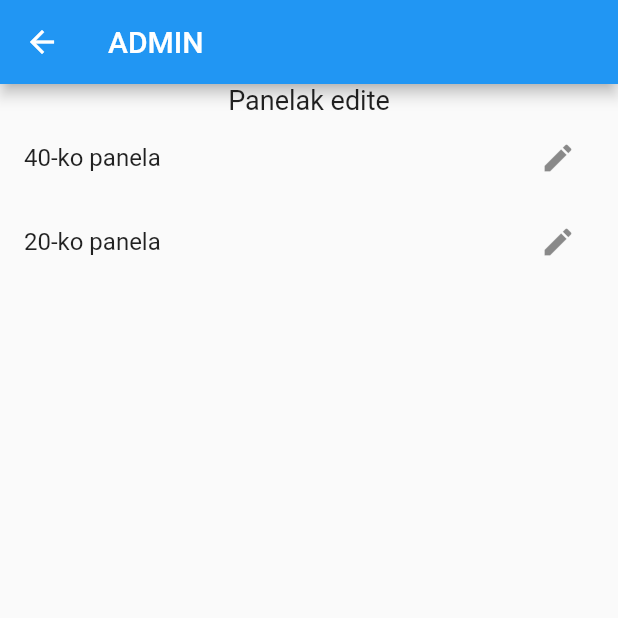
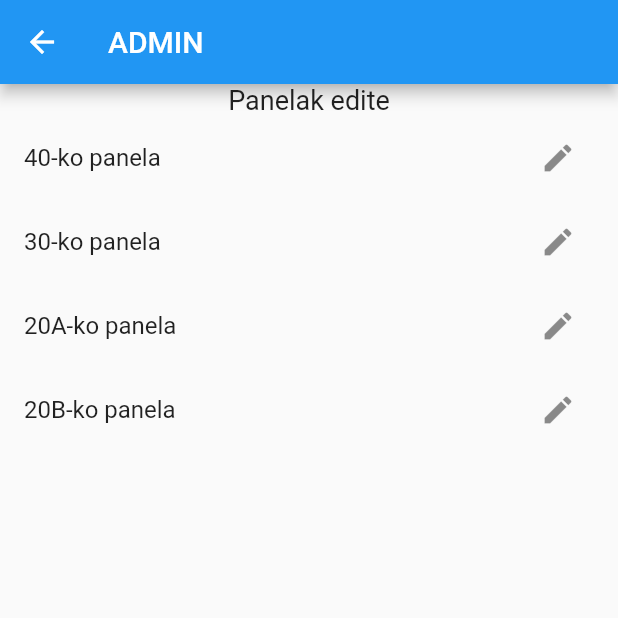
Before and after one commit to perikobermio/hellboard, a Flutter app: the SceneAdmin screen opened directly, on a phone screen of 412 x 824 dp, the top half of it. Run offline on Flutter 3.47's test engine with Material 2 defaults, Android fonts, the light colour scheme and no system bars; our stand-ins replace badges, firebase_core, firebase_database, flutter_bluetooth_serial, material_design_icons_flutter, select_form_field; accounts and stored records are empty; network calls fail.

Commit message:
panel 30

```diff
--- a/lib/config.dart
+++ b/lib/config.dart
@@ -21,7 +21,9 @@ const List<Map<String, dynamic>> grades = [
 
 const List<Map<String, dynamic>> panels = [
   {'value': 'panel40',    'label': '40-ko panela'},
-  {'value': 'panel20',    'label': '20-ko panela'}
+  {'value': 'panel30',    'label': '30-ko panela'},
+  {'value': 'panel20a',   'label': '20A-ko panela'},
+  {'value': 'panel20b',   'label': '20B-ko panela'}
 ];
 
 const colors = {
--- a/lib/main.dart
+++ b/lib/main.dart
@@ -70,7 +70,9 @@ Future<void> preLoad() async {
 
   if(globals.panels.isEmpty) {
     loadPanels('panel40');
-    loadPanels('panel20');
+    loadPanels('panel30');
+    loadPanels('panel20a');
+    loadPanels('panel20b');
   }
 
   final userfile = globals.UserFile();
--- a/pubspec.yaml
+++ b/pubspec.yaml
@@ -32,6 +32,8 @@ dev_dependencies:
 flutter:
   uses-material-design: true
   assets:
-    - assets/img/panel20.jpg
+    - assets/img/panel20a.jpg
+    - assets/img/panel20b.jpg
+    - assets/img/panel30.jpg
     - assets/img/panel40.jpg
     - assets/img/logoh.png
```
Also changed, not shown: assets/img/panel20a.jpg (added), assets/img/panel20b.jpg (added), assets/img/panel30.jpg (added), assets/img/panel40.jpg, assets/img/panel40_old.jpg (deleted), assets/img/panel40c.jpeg (deleted).
